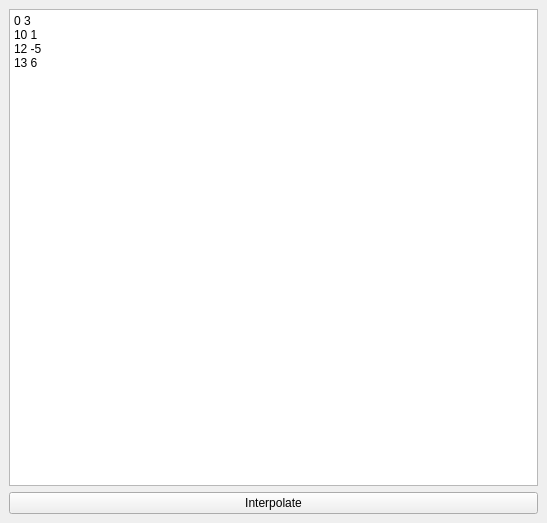
Qt form interpolation/catmull-rom/src/ui/mainwindow.ui (slopjong/Snippets) before a commit.
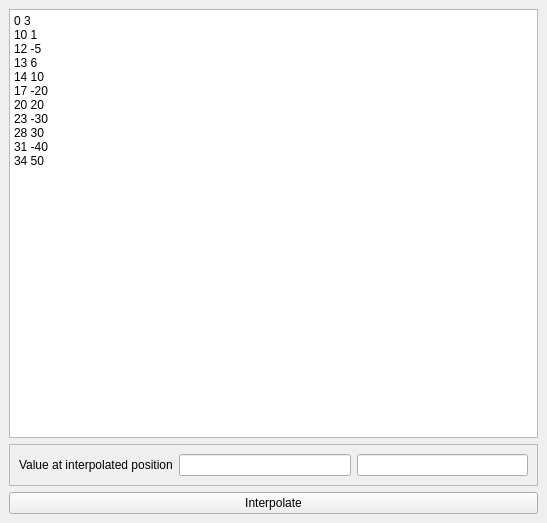
The same form after that commit.

Commit message: Added an input field to get the value at a certain interpolated position.

Diff of the .ui file:
```diff
--- a/interpolation/catmull-rom/src/ui/mainwindow.ui
+++ b/interpolation/catmull-rom/src/ui/mainwindow.ui
@@ -21,10 +21,46 @@
        <string>0 3
 10 1
 12 -5
-13 6</string>
+13 6
+14 10
+17 -20
+20 20
+23 -30
+28 30
+31 -40
+34 50</string>
       </property>
      </widget>
     </item>
+    <item>
+     <widget class="QFrame" name="frame">
+      <property name="frameShape">
+       <enum>QFrame::StyledPanel</enum>
+      </property>
+      <property name="frameShadow">
+       <enum>QFrame::Raised</enum>
+      </property>
+      <layout class="QHBoxLayout" name="horizontalLayout">
+       <item>
+        <widget class="QLabel" name="label">
+         <property name="text">
+          <string>Value at interpolated position</string>
+         </property>
+        </widget>
+       </item>
+       <item>
+        <widget class="QLineEdit" name="tLineEdit"/>
+       </item>
+       <item>
+        <widget class="QLineEdit" name="resultLineEdit">
+         <property name="readOnly">
+          <bool>true</bool>
+         </property>
+        </widget>
+       </item>
+      </layout>
+     </widget>
+    </item>
     <item>
      <widget class="QPushButton" name="interpolateButton">
       <property name="text">
```
The commit also changes 1 other file.
